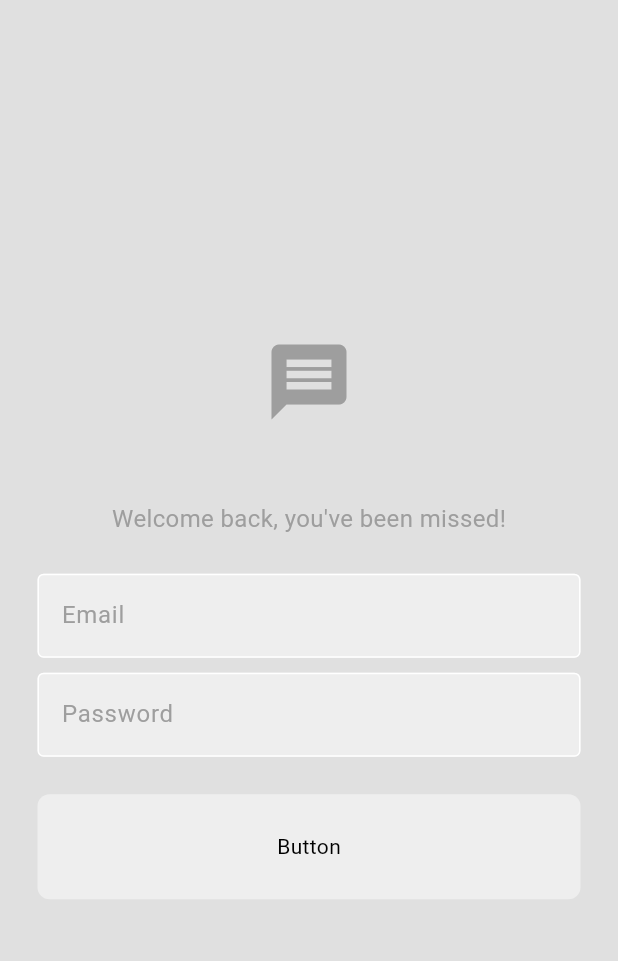
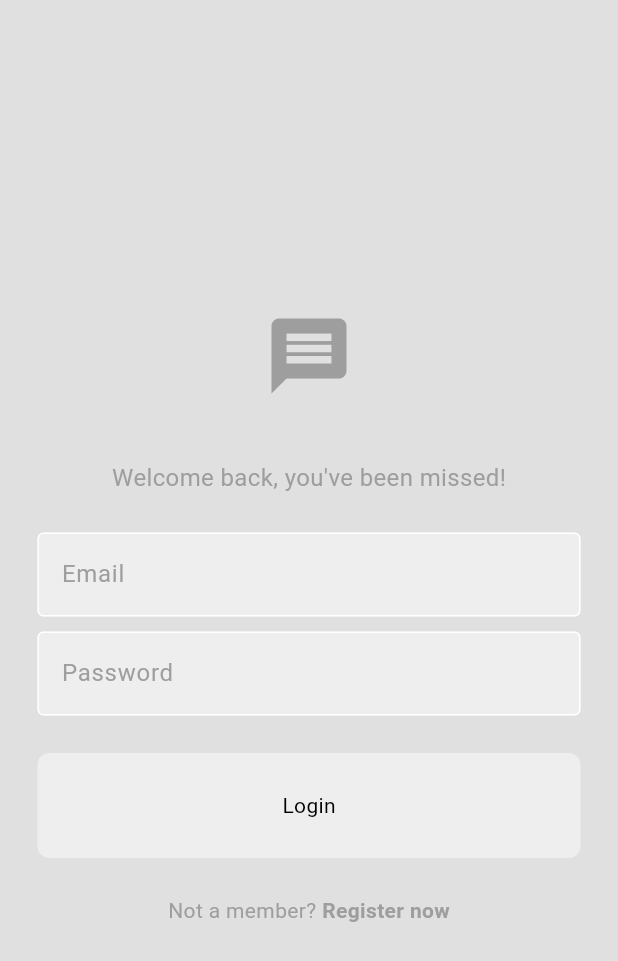
Before and after one commit to JuanAKAJuan/chatapp, a Flutter app: the screen it shows after launch, on a phone screen of 412 x 824 dp. Shown: the top 961 px of the screen. Run offline on Flutter 3.47's test engine with Material 3 defaults, Android fonts, the phone set to English and light mode, and no system bars; our stand-ins replace firebase_auth, firebase_core; accounts and stored records are empty.

```diff
--- /dev/null
+++ b/lib/auth/auth_gate.dart
@@ -0,0 +1,26 @@
+import 'package:chatapp/auth/login_or_register.dart';
+import 'package:chatapp/pages/home_page.dart';
+import 'package:firebase_auth/firebase_auth.dart';
+import 'package:flutter/material.dart';
+
+class AuthGate extends StatelessWidget {
+  const AuthGate({super.key});
+
+  @override
+  Widget build(BuildContext context) {
+    return Scaffold(
+      body: StreamBuilder(
+        stream: FirebaseAuth.instance.authStateChanges(),
+        builder: (context, snapshot) {
+          // User is logged in
+          if (snapshot.hasData) {
+            return const HomePage();
+          } else {
+            // User is NOT logged in
+            return const LoginOrRegister();
+          }
+        },
+      ),
+    );
+  }
+}
--- /dev/null
+++ b/lib/auth/login_or_register.dart
@@ -0,0 +1,29 @@
+import 'package:chatapp/pages/login_page.dart';
+import 'package:chatapp/pages/register_page.dart';
+import 'package:flutter/material.dart';
+
+class LoginOrRegister extends StatefulWidget {
+  const LoginOrRegister({super.key});
+
+  @override
+  State<LoginOrRegister> createState() => _LoginOrRegisterState();
+}
+
+class _LoginOrRegisterState extends State<LoginOrRegister> {
+  bool showLoginPage = true;
+
+  void togglePages() {
+    setState(() {
+      showLoginPage = !showLoginPage;
+    });
+  }
+
+  @override
+  Widget build(BuildContext context) {
+    if (showLoginPage) {
+      return LoginPage(onTap: togglePages);
+    } else {
+      return RegisterPage(onTap: togglePages);
+    }
+  }
+}
--- a/lib/components/my_button.dart
+++ b/lib/components/my_button.dart
@@ -1,11 +1,20 @@
 import 'package:flutter/material.dart';
 
 class MyButton extends StatelessWidget {
-  const MyButton({super.key});
+  final void Function()? onTap;
+  final String text;
+
+  const MyButton({
+    super.key,
+    required this.text,
+    required this.onTap,
+  });
 
   @override
   Widget build(BuildContext context) {
-    return Container(
+    return GestureDetector(
+      onTap: onTap,
+      child: Container(
         decoration: BoxDecoration(
           color: Theme.of(context).colorScheme.secondary,
           borderRadius: BorderRadius.circular(8),
@@ -13,7 +22,8 @@ class MyButton extends StatelessWidget {
         padding: const EdgeInsets.all(25),
         margin: const EdgeInsets.symmetric(horizontal: 25),
         child: Center(
-        child: Text("Button"),
+          child: Text(text),
+        ),
       ),
     );
   }
--- a/lib/main.dart
+++ b/lib/main.dart
@@ -1,8 +1,12 @@
+import 'package:chatapp/auth/auth_gate.dart';
+import 'package:chatapp/firebase_options.dart';
+import 'package:firebase_core/firebase_core.dart';
+import 'package:flutter/material.dart';
 import 'package:chatapp/themes/light_mode.dart';
-import 'package:flutter/material.dart';
-import 'pages/login_page.dart';
 
-void main() {
+void main() async {
+  WidgetsFlutterBinding.ensureInitialized();
+  await Firebase.initializeApp(options: DefaultFirebaseOptions.currentPlatform);
   runApp(const MyApp());
 }
 
@@ -13,7 +17,7 @@ class MyApp extends StatelessWidget {
   Widget build(BuildContext context) {
     return MaterialApp(
       debugShowCheckedModeBanner: false,
-      home: LoginPage(),
+      home: AuthGate(),
       theme: lightMode,
     );
   }
--- a/lib/pages/login_page.dart
+++ b/lib/pages/login_page.dart
@@ -1,3 +1,4 @@
+import 'package:chatapp/auth/auth_service.dart';
 import 'package:chatapp/components/my_button.dart';
 import 'package:flutter/material.dart';
 import 'package:chatapp/components/my_textfield.dart';
@@ -6,7 +7,27 @@ class LoginPage extends StatelessWidget {
   final TextEditingController _emailController = TextEditingController();
   final TextEditingController _passwordController = TextEditingController();
 
-  LoginPage({super.key});
+  void Function()? onTap;
+
+  LoginPage({super.key, required this.onTap});
+
+  void login(BuildContext context) async {
+    final authService = AuthService();
+
+    try {
+      await authService.signInWithEmailPassword(
+        _emailController.text,
+        _passwordController.text,
+      );
+    } catch (e) {
+      showDialog(
+        context: context,
+        builder: (context) => AlertDialog(
+          title: Text(e.toString()),
+        ),
+      );
+    }
+  }
 
   @override
   Widget build(BuildContext context) {
@@ -21,36 +42,52 @@ class LoginPage extends StatelessWidget {
               size: 60,
               color: Theme.of(context).colorScheme.primary,
             ),
-
-            const SizedBox(height: 50),
-
-            Text("Welcome back, you've been missed!",
-                style: TextStyle(
-                  color: Theme.of(context).colorScheme.primary,
-                  fontSize: 16,
-                )),
-
+            const SizedBox(height: 40),
+            Text(
+              "Welcome back, you've been missed!",
+              style: TextStyle(
+                color: Theme.of(context).colorScheme.primary,
+                fontSize: 16,
+              ),
+            ),
             const SizedBox(height: 25),
-
             MyTextField(
               hintText: "Email",
               obscureText: false,
               controller: _emailController,
             ),
-
             const SizedBox(height: 10),
-
             MyTextField(
               hintText: "Password",
               obscureText: true,
               controller: _passwordController,
             ),
-
             const SizedBox(height: 25),
-
-            MyButton(),
-
-            // register now
+            MyButton(
+              text: "Login",
+              onTap: () => login(context),
+            ),
+            const SizedBox(height: 25),
+            Row(
+              mainAxisAlignment: MainAxisAlignment.center,
+              children: [
+                Text(
+                  "Not a member? ",
+                  style:
+                      TextStyle(color: Theme.of(context).colorScheme.primary),
+                ),
+                GestureDetector(
+                  onTap: onTap,
+                  child: Text(
+                    "Register now",
+                    style: TextStyle(
+                      fontWeight: FontWeight.bold,
+                      color: Theme.of(context).colorScheme.primary,
+                    ),
+                  ),
+                ),
+              ],
+            )
           ],
         ),
       ),
--- a/lib/themes/light_mode.dart
+++ b/lib/themes/light_mode.dart
@@ -7,5 +7,5 @@ ThemeData lightMode = ThemeData(
     secondary: Colors.grey.shade200,
     tertiary: Colors.white,
     inversePrimary: Colors.grey.shade900,
-  )
+  ),
 );
--- a/pubspec.yaml
+++ b/pubspec.yaml
@@ -35,6 +35,8 @@ dependencies:
   # The following adds the Cupertino Icons font to your application.
   # Use with the CupertinoIcons class for iOS style icons.
   cupertino_icons: ^1.0.6
+  firebase_core: ^2.26.0
+  firebase_auth: ^4.17.7
 
 dev_dependencies:
   flutter_test:
```
Also changed, not shown: lib/auth/auth_service.dart (added, +36 -0 lines), lib/components/my_drawer.dart (added, +63 -0 lines), lib/pages/home_page.dart (added, +25 -0 lines), lib/pages/register_page.dart (added, +120 -0 lines), lib/pages/settings_page.dart (added, +10 -0 lines), lib/firebase_options.dart (added), pubspec.lock, 8 other files. Lines whose indentation alone changed are shown as unchanged.
